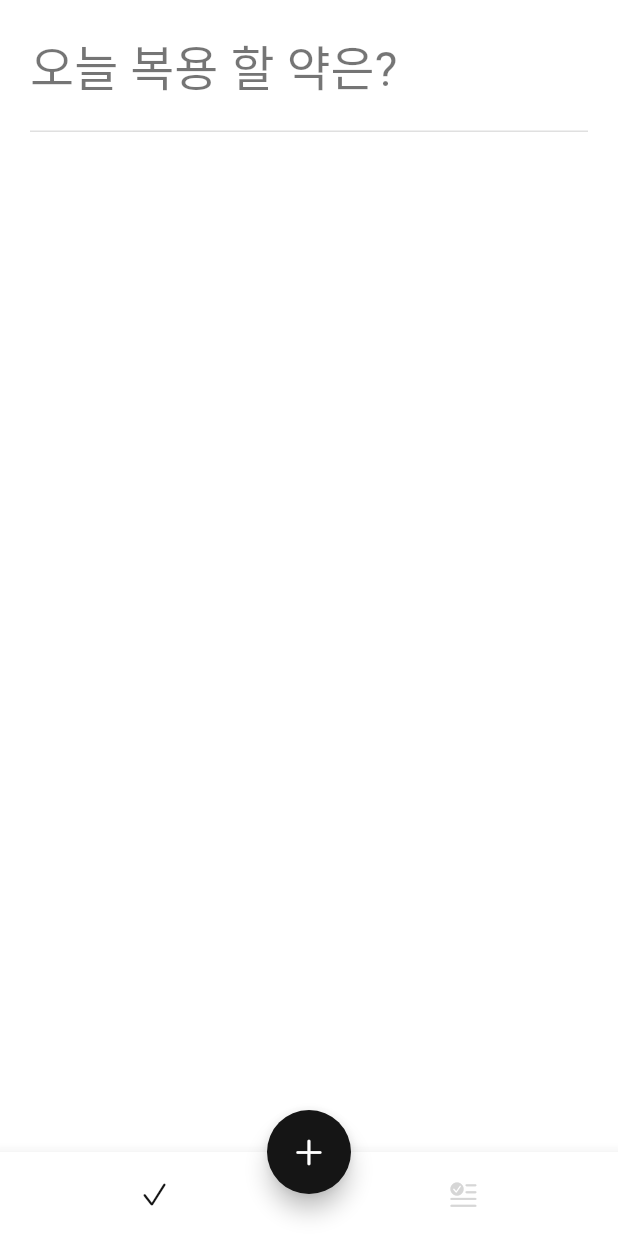
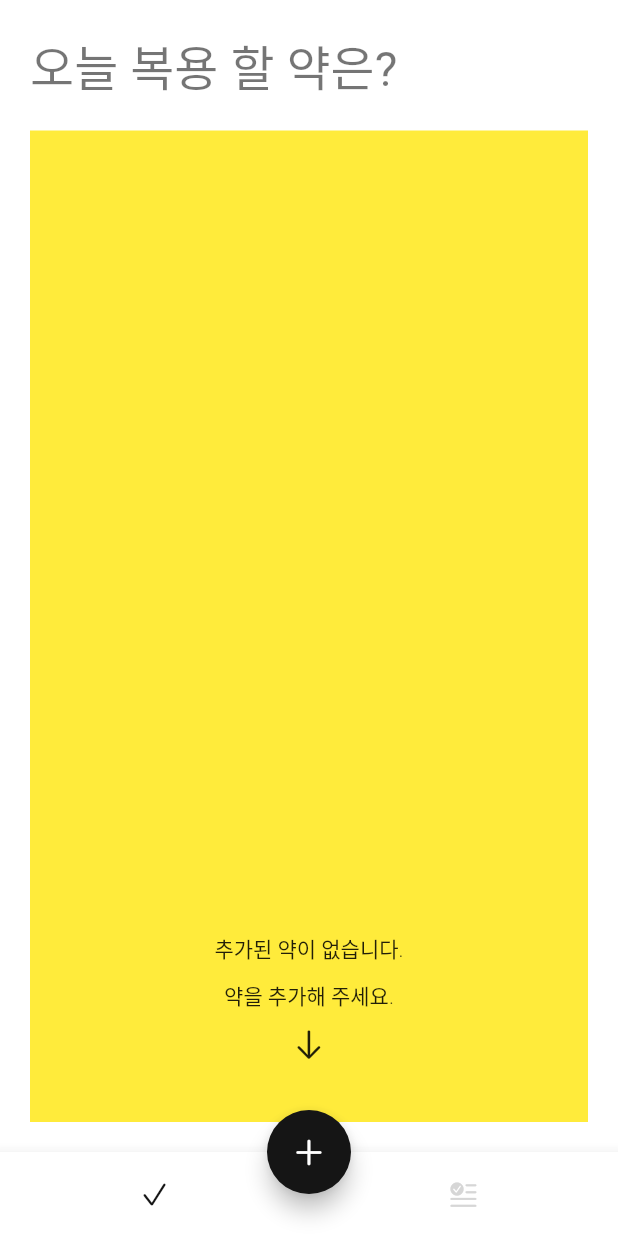
Before and after one commit to soundride/Dory, a Flutter app: the screen it shows after launch, on a phone screen of 412 x 824 dp. Run offline on Flutter 3.47's test engine with Material 2 defaults, Android fonts, the phone set to English and light mode, and no system bars; our stand-ins replace flutter_local_notifications, flutter_native_timezone, hive, hive_flutter, image_picker, permission_handler and 1 more; missing offline and left inert: dart:html; accounts and stored records are empty; Roboto replaces fonts that are missing (GmarketSansTTF).

Commit message:
feat: 등록된 약 없는 경우 초기화면까지

```diff
--- a/lib/models/medicine.dart
+++ b/lib/models/medicine.dart
@@ -3,7 +3,7 @@ import 'package:hive/hive.dart';
 part 'medicine.g.dart';
 
 @HiveType(typeId: 1)
-class Medicine {
+class Medicine extends HiveObject {
   Medicine({
     required this.name,
     required this.imagePath,
--- /dev/null
+++ b/lib/models/medicine_alarm.dart
@@ -0,0 +1,9 @@
+class MedicineAlarm {
+  MedicineAlarm(this.id, this.name, this.imagePath, this.alarmTime, this.key);
+
+  final int id;
+  final String name;
+  final String? imagePath;
+  final String alarmTime;
+  final int key;
+}
--- a/lib/pages/home_page.dart
+++ b/lib/pages/home_page.dart
@@ -16,7 +16,7 @@ class Homepage extends StatefulWidget {
 class _HomepageState extends State<Homepage> {
   int _currentIndex = 0;
   final _pages = [
-    TodayPage(),
+    const TodayPage(),
     const HistoryPage(),
   ];
 
--- a/lib/pages/today/today_page.dart
+++ b/lib/pages/today/today_page.dart
@@ -1,5 +1,10 @@
+import 'dart:io';
+
 import 'package:dory/components/dory_constants.dart';
+import 'package:dory/components/dory_page_route.dart';
 import 'package:dory/main.dart';
+import 'package:dory/models/medicine_alarm.dart';
+import 'package:dory/pages/today/tody_empty_widget.dart';
 import 'package:flutter/cupertino.dart';
 import 'package:flutter/material.dart';
 import 'package:hive_flutter/hive_flutter.dart';
@@ -18,29 +23,51 @@ class TodayPage extends StatelessWidget {
           style: Theme.of(context).textTheme.headline4,
         ),
         const SizedBox(height: regularSpace),
+        // const Divider(height: 1, thickness: 2.0),
         // 리스트뷰와 리스트타일은 꼭 함께 따라다니는 편이야
         // 하지만 우리는 리스트타일을 쓰진 않을거지만, 리스트타일은 커스텀 디자인 넣기에 불편해서 우린 하나씩 넣을거야
         // 아래 디바이더는 각 리스트들이 한 행씩 끊어져 보이게끔 해주는거야. 디바이더에는 높이값이 필요
-        const Divider(height: 1, thickness: 1.0),
         Expanded(
           child: ValueListenableBuilder(
             valueListenable: medicineRepository.medicineBox.listenable(),
             builder: _builderMedicineListView,
           ),
         ),
+        // const Divider(height: 1, thickness: 2.0),
       ],
     );
   }
 
   Widget _builderMedicineListView(context, Box<Medicine> box, _) {
-    final list = box.values.toList();
+    final medicines = box.values.toList();
+    final medicineAlarms = <MedicineAlarm>[];
 
-    return ListView.separated(
+    if (medicines.isEmpty) {
+      return const TodayEmpty();
+    }
+
+    for (var medicine in medicines) {
+      for (var alarm in medicine.alarms) {
+        medicineAlarms.add(MedicineAlarm(
+          medicine.id,
+          medicine.name,
+          medicine.imagePath,
+          alarm,
+          medicine.key,
+        ));
+      }
+    }
+
+    return Column(
+      children: [
+        const Divider(height: 1, thickness: 1.0),
+        Expanded(
+          child: ListView.separated(
             padding: const EdgeInsets.symmetric(vertical: smallSpace),
-      itemCount: list.length,
+            itemCount: medicineAlarms.length,
             itemBuilder: (context, index) {
               return MedicineListTile(
-          name: list[index].name,
+                medicineAlarm: medicineAlarms[index],
               );
             },
             // 세퍼레이터빌더는 각 리스트 행 사이 간격을 먹여줄 수 있어
@@ -49,6 +76,10 @@ class TodayPage extends StatelessWidget {
                 height: regularSpace,
               );
             },
+          ),
+        ),
+        const Divider(height: 1, thickness: 1.0),
+      ],
     );
   }
 }
@@ -56,10 +87,10 @@ class TodayPage extends StatelessWidget {
 class MedicineListTile extends StatelessWidget {
   const MedicineListTile({
     Key? key,
-    required this.name,
+    required this.medicineAlarm,
   }) : super(key: key);
 
-  final String name;
+  final MedicineAlarm medicineAlarm;
 
   @override
   Widget build(BuildContext context) {
@@ -70,9 +101,23 @@ class MedicineListTile extends StatelessWidget {
         CupertinoButton(
           // 쿠퍼티노버튼은 기본적으로 패딩을 갖고 있어서, 꽉채우고 싶으면 아래 패딩 엣지인센츠 제로 먹여.
           padding: EdgeInsets.zero,
-          onPressed: () {},
-          child: const CircleAvatar(
+          onPressed: medicineAlarm.imagePath == null
+              ? null
+              : () {
+                  Navigator.push(
+                    context,
+                    FadePageRoute(
+                      page: ImageDetailPage(medicineAlarm: medicineAlarm),
+                    ),
+                  );
+                },
+          child: CircleAvatar(
             radius: 40,
+            foregroundImage: medicineAlarm.imagePath == null
+                ? null
+                : FileImage(
+                    File(medicineAlarm.imagePath!),
+                  ),
           ),
         ),
         const SizedBox(width: smallSpace),
@@ -80,14 +125,14 @@ class MedicineListTile extends StatelessWidget {
           child: Column(
             crossAxisAlignment: CrossAxisAlignment.start,
             children: [
-              Text('🕑 08:30', style: textStyle),
+              Text('🕑${medicineAlarm.alarmTime}', style: textStyle),
               const SizedBox(height: 6),
               // 밑에 Wrap으로 영역 씌워주면 텍스트 길어졌을때 다음줄로 내려갈거야
               Wrap(
                 // 아래 wrapcross 센터는 wrap으로 둘러쌓인 영역인 경우에서 사용해 cross악시스 처럼
                 crossAxisAlignment: WrapCrossAlignment.center,
                 children: [
-                  Text('$name,', style: textStyle),
+                  Text('${medicineAlarm.name},', style: textStyle),
                   TileActionButton(
                     onTap: () {},
                     title: '지금',
@@ -104,10 +149,35 @@ class MedicineListTile extends StatelessWidget {
           ),
         ),
         CupertinoButton(
-          onPressed: () {},
+          onPressed: () {
+            medicineRepository.deleteMedicine(medicineAlarm.key);
+          },
           child: const Icon(CupertinoIcons.ellipsis_vertical),
         ),
       ],
+    );
+  }
+}
+
+class ImageDetailPage extends StatelessWidget {
+  const ImageDetailPage({
+    Key? key,
+    required this.medicineAlarm,
+  }) : super(key: key);
+
+  final MedicineAlarm medicineAlarm;
+
+  @override
+  Widget build(BuildContext context) {
+    return Scaffold(
+      appBar: AppBar(
+        leading: const CloseButton(),
+      ),
+      body: Center(
+        child: Image.file(
+          File(medicineAlarm.imagePath!),
+        ),
+      ),
     );
   }
 }
--- /dev/null
+++ b/lib/pages/today/tody_empty_widget.dart
@@ -0,0 +1,27 @@
+import 'dart:html';
+
+import 'package:dory/components/dory_constants.dart';
+import 'package:flutter/cupertino.dart';
+import 'package:flutter/material.dart';
+
+class TodayEmpty extends StatelessWidget {
+  const TodayEmpty({Key? key}) : super(key: key);
+
+  @override
+  Widget build(BuildContext context) {
+    return Container(
+      color: Colors.yellow,
+      child: Column(
+        mainAxisAlignment: MainAxisAlignment.end,
+        children: [
+          Center(child: Text('추가된 약이 없습니다.')),
+          SizedBox(height: smallSpace),
+          Text('약을 추가해 주세요.'),
+          SizedBox(height: smallSpace),
+          Icon(CupertinoIcons.arrow_down),
+          SizedBox(height: largeSpace),
+        ],
+      ),
+    );
+  }
+}
--- a/lib/repositories/dory_hive.dart
+++ b/lib/repositories/dory_hive.dart
@@ -1,4 +1,4 @@
-import 'package:flutter_local_notifications/flutter_local_notifications.dart';
+// import 'package:flutter_local_notifications/flutter_local_notifications.dart';
 import 'package:hive_flutter/hive_flutter.dart';
 
 import '../models/medicine.dart';
--- a/lib/services/dory_file_service.dart
+++ b/lib/services/dory_file_service.dart
@@ -4,7 +4,7 @@ import 'package:path_provider/path_provider.dart';
 
 Future<String> saveImageToLocalDirectory(File image) async {
   final documentDirectory = await getApplicationDocumentsDirectory();
-  final folderPath = documentDirectory.path + '/medicien/images';
+  final folderPath = documentDirectory.path + '/medicine/images';
   final filePath = folderPath + '/${DateTime.now().millisecondsSinceEpoch}.png';
 
   await Directory(folderPath).create(recursive: true);
```
Also changed, not shown: pubspec.lock, 1 other file. Lines whose indentation alone changed are shown as unchanged.
